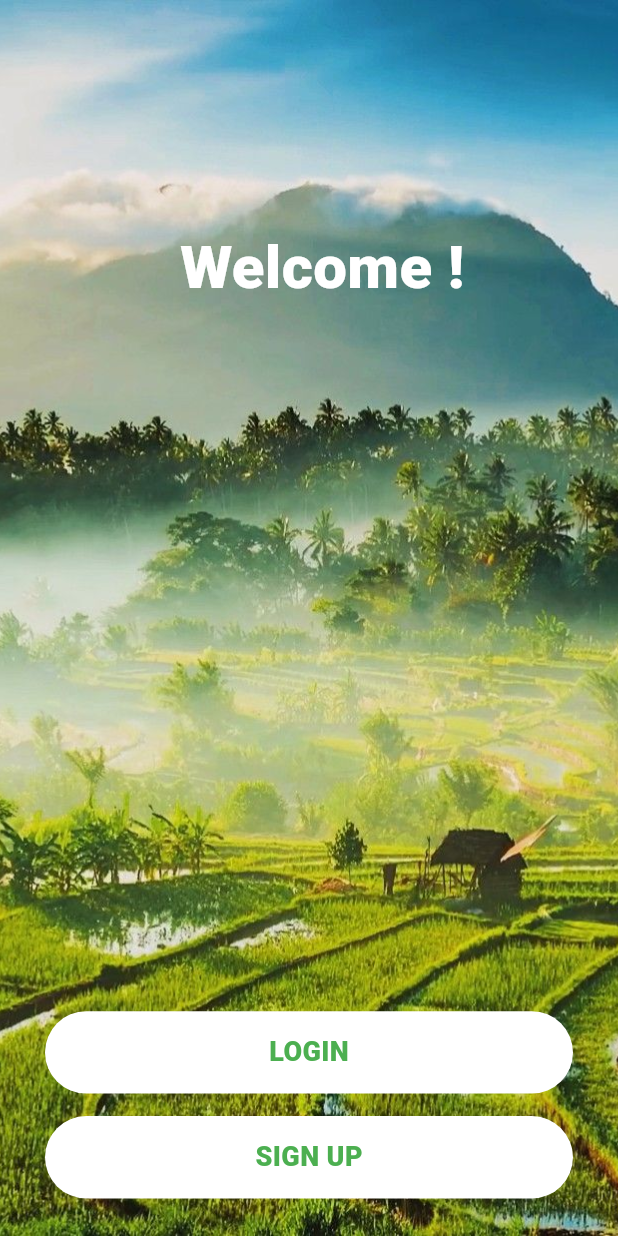
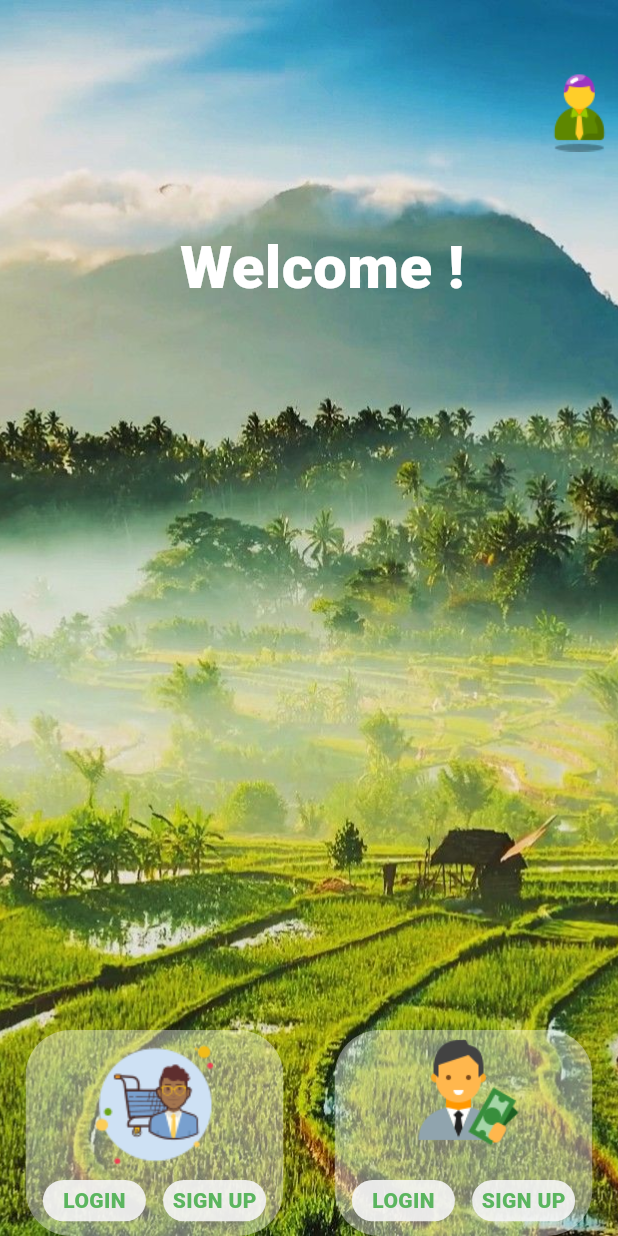
Before and after one commit to DavidKhalid/Agroera-Project, a Flutter app: the screen it shows after launch, on a phone screen of 412 x 824 dp. Run offline on Flutter 3.47's test engine with Material 3 defaults, Android fonts, the phone set to English and light mode, and no system bars; our stand-ins replace another_flutter_splash_screen, flutter_feather_icons, google_fonts.

Commit message:
Added 2 option buttons on the landing page. Create a folder structure for customers, sellers, and admin.

```diff
--- a/lib/customer/login_page/controller.dart
+++ b/lib/customer/login_page_customer/controller_customer.dart
@@ -1,6 +1,6 @@
 import 'package:flutter/material.dart';
 
-class loginController {
+class loginControllerCustomer {
   TextEditingController emailC = TextEditingController();
   TextEditingController passwordC = TextEditingController();
 
--- a/lib/customer/main_page.dart/main_page.dart
+++ b/lib/customer/main_page_customer.dart/main_page.dart
@@ -1,9 +1,9 @@
 import 'package:flutter/material.dart';
 import 'package:google_fonts/google_fonts.dart';
 
-class MainPage extends StatelessWidget {
+class MainPageCustomer extends StatelessWidget {
   static const nameRoutes = "MainPage";
-  const MainPage({super.key});
+  const MainPageCustomer({super.key});
 
   @override
   Widget build(BuildContext context) {
--- a/lib/customer/signup_page.dart/controller.dart
+++ b/lib/customer/signup_page_customer.dart/controller_customer.dart
@@ -1,6 +1,6 @@
 import 'package:flutter/material.dart';
 
-class signupController {
+class signupControllerCustomer {
   TextEditingController usernameC = TextEditingController();
   TextEditingController emailC = TextEditingController();
   TextEditingController passwordC = TextEditingController();
--- a/lib/landing_page/landing_page.dart
+++ b/lib/landing_page/landing_page.dart
@@ -1,6 +1,8 @@
-import 'package:agroera_project/customer/login_page/login_page.dart';
-import 'package:agroera_project/customer/signup_page.dart/signup_page.dart';
+import 'package:agroera_project/admin/admin.dart';
+import 'package:agroera_project/customer/login_page_customer/login_page_customer.dart';
+import 'package:agroera_project/customer/signup_page_customer.dart/signup_page_customer.dart';
 import 'package:flutter/material.dart';
+import 'package:flutter_feather_icons/flutter_feather_icons.dart';
 import 'package:google_fonts/google_fonts.dart';
 
 class LandingPage extends StatelessWidget {
@@ -19,17 +21,81 @@ class LandingPage extends StatelessWidget {
           Column(
             mainAxisAlignment: MainAxisAlignment.end,
             children: [
-              _login(context, mediaqueryHeight, mediaqueryWidth),
-              SizedBox(
-                height: 15,
+              Row(
+                mainAxisAlignment: MainAxisAlignment.spaceAround,
+                children: [
+                  Container(
+                    height: mediaqueryHeight / 6,
+                    width: mediaqueryWidth / 2.4,
+                    decoration: BoxDecoration(
+                        color: Colors.white.withAlpha(100),
+                        borderRadius: BorderRadius.circular(30)),
+                    child: Column(
+                      children: [
+                        Image(
+                            image:
+                                AssetImage("assets/images/customerlogo.png")),
+                        Row(
+                          mainAxisAlignment: MainAxisAlignment.spaceEvenly,
+                          children: [
+                            _login(context, mediaqueryHeight, mediaqueryWidth),
+                            _signup(context, mediaqueryHeight, mediaqueryWidth),
+                          ],
+                        )
+                      ],
+                    ),
+                  ),
+                  Container(
+                    height: mediaqueryHeight / 6,
+                    width: mediaqueryWidth / 2.4,
+                    decoration: BoxDecoration(
+                        color: Colors.white.withAlpha(100),
+                        borderRadius: BorderRadius.circular(30)),
+                    child: Column(
+                      children: [
+                        Image(
+                            height: 80,
+                            image: AssetImage("assets/images/sellerlogo.png")),
+                        SizedBox(
+                          height: 20,
+                        ),
+                        Row(
+                          mainAxisAlignment: MainAxisAlignment.spaceEvenly,
+                          children: [
+                            _login(context, mediaqueryHeight, mediaqueryWidth),
+                            _signup(context, mediaqueryHeight, mediaqueryWidth),
+                          ],
+                        )
+                      ],
+                    ),
+                  ),
+                ],
               ),
-              _signup(context, mediaqueryHeight, mediaqueryWidth),
-              SizedBox(
-                height: 25,
-              )
             ],
           ),
+          _admin(context, mediaqueryHeight, mediaqueryWidth)
         ],
+      ),
+    );
+  }
+
+  Align _admin(
+      BuildContext context, double mediaqueryHeight, double mediaqueryWidth) {
+    return Align(
+      alignment: Alignment(1, -0.88),
+      child: InkWell(
+        onTap: () {
+          Navigator.of(context).pushNamed(AdminPage.nameRoutes);
+        },
+        child: Container(
+          height: mediaqueryHeight / 15,
+          width: mediaqueryWidth / 8,
+          decoration: BoxDecoration(
+              //color: Colors.amber,
+              image: DecorationImage(
+                  fit: BoxFit.cover,
+                  image: AssetImage("assets/images/logoadmin.png"))),
+        ),
       ),
     );
   }
@@ -51,19 +117,22 @@ class LandingPage extends StatelessWidget {
       BuildContext context, double mediaqueryHeight, double mediaqueryWidth) {
     return InkWell(
       onTap: () {
-        Navigator.of(context).pushNamed(LoginPage.nameRoutes);
+        Navigator.of(context).pushNamed(LoginPageCustomer.nameRoutes);
       },
       child: Container(
-        margin: EdgeInsets.only(left: 30, right: 30),
-        height: mediaqueryHeight / 15,
-        width: mediaqueryWidth,
+        //  margin: EdgeInsets.only(left: 30, right: 30),
+        height: mediaqueryHeight / 30,
+        width: mediaqueryWidth / 6,
         decoration: BoxDecoration(
-            borderRadius: BorderRadius.circular(30), color: Colors.white),
+            borderRadius: BorderRadius.circular(30),
+            color: Colors.grey.shade100.withAlpha(230)),
         child: Center(
             child: Text(
           "LOGIN",
           style: GoogleFonts.roboto(
-              fontSize: 18, color: Colors.green, fontWeight: FontWeight.w900),
+              fontSize: 14,
+              color: Colors.green.withAlpha(230),
+              fontWeight: FontWeight.w900),
         )),
       ),
     );
@@ -76,16 +145,19 @@ class LandingPage extends StatelessWidget {
         Navigator.of(context).pushNamed(SignupPage.nameRoutes);
       },
       child: Container(
-        margin: EdgeInsets.only(left: 30, right: 30),
-        height: mediaqueryHeight / 15,
-        width: mediaqueryWidth,
+        //  margin: EdgeInsets.only(left: 30, right: 30),
+        height: mediaqueryHeight / 30,
+        width: mediaqueryWidth / 6,
         decoration: BoxDecoration(
-            borderRadius: BorderRadius.circular(30), color: Colors.white),
+            borderRadius: BorderRadius.circular(30),
+            color: Colors.grey.shade100.withAlpha(230)),
         child: Center(
             child: Text(
           "SIGN UP",
           style: GoogleFonts.roboto(
-              fontSize: 18, color: Colors.green, fontWeight: FontWeight.w900),
+              fontSize: 14,
+              color: Colors.green.withAlpha(230),
+              fontWeight: FontWeight.w900),
         )),
       ),
     );
--- a/lib/main.dart
+++ b/lib/main.dart
@@ -1,7 +1,8 @@
+import 'package:agroera_project/admin/admin.dart';
 import 'package:agroera_project/landing_page/landing_page.dart';
-import 'package:agroera_project/customer/login_page/login_page.dart';
-import 'package:agroera_project/customer/main_page.dart/main_page.dart';
-import 'package:agroera_project/customer/signup_page.dart/signup_page.dart';
+import 'package:agroera_project/customer/login_page_customer/login_page_customer.dart';
+import 'package:agroera_project/customer/main_page_customer.dart/main_page.dart';
+import 'package:agroera_project/customer/signup_page_customer.dart/signup_page_customer.dart';
 import 'package:agroera_project/splash_screen/splash_screen.dart';
 import 'package:flutter/material.dart';
 
@@ -20,9 +21,10 @@ class AgroEraApp extends StatelessWidget {
       routes: {
         "SplashScreen": (context) => SplashScreen(),
         "LandingPage": (context) => LandingPage(),
-        "LoginPage": (context) => LoginPage(),
+        "LoginPage": (context) => LoginPageCustomer(),
         "SignupPage": (context) => SignupPage(),
-        "MainPage": (context) => MainPage(),
+        "MainPage": (context) => MainPageCustomer(),
+        "AdminPage" :(context) => AdminPage(),
       },
     );
   }
```
Also changed, not shown: lib/admin/admin.dart (added, +15 -0 lines), lib/customer/login_page_customer/login_page_customer.dart (renamed from lib/customer/signup_page.dart/signup_page.dart, +16 -41 lines), lib/customer/signup_page_customer.dart/signup_page_customer.dart (renamed from lib/customer/login_page/login_page.dart, +41 -16 lines), assets/images/customerlogo.png (added), assets/images/logoadmin.png (added), assets/images/sellerlogo.png (added), lib/seller/login_page_seller/contoller_seller.dart (added), lib/seller/login_page_seller/login_page_seller.dart (added), lib/seller/mainpage_seller.dart/main_page_seller.dart (added), lib/seller/signup_page_dart/controller_seller.dart (added), lib/seller/signup_page_dart/signup_page_seller.dart (added), 1 other file.
